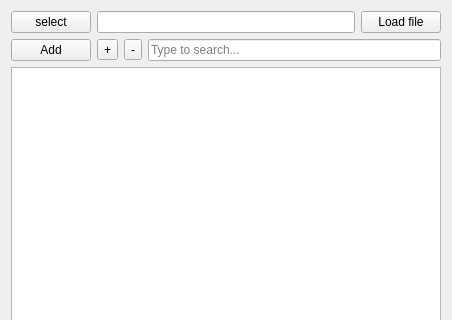
Sanya-123/STplot, file stplot-gui/widgets/VarLoader/varloader.ui: the form before one commit; both pictures show x 0 to 452 and y 0 to 320 of the 452 by 490 pixel window.
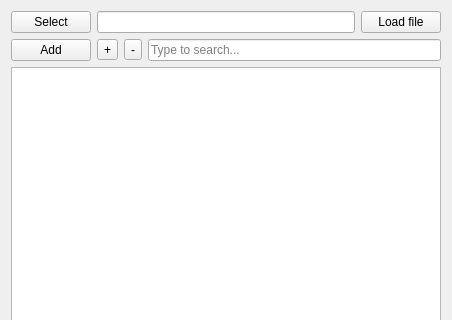
The form after the commit.

The edit to the form file:
```diff
--- a/stplot-gui/widgets/VarLoader/varloader.ui
+++ b/stplot-gui/widgets/VarLoader/varloader.ui
@@ -17,7 +17,7 @@
    <item row="0" column="0">
     <widget class="QPushButton" name="pushButton_selectFile">
      <property name="text">
-      <string>select</string>
+      <string>Select</string>
      </property>
     </widget>
    </item>
```
